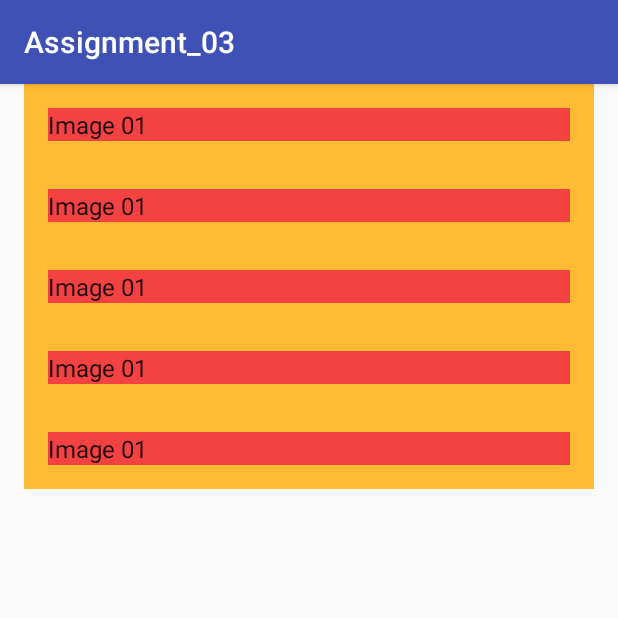
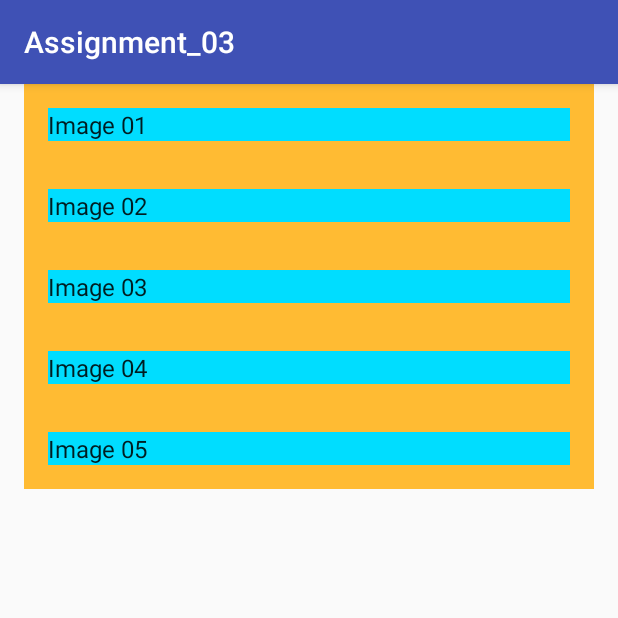
Before and after one commit to mattjmoses/MobileAppDev, an Android app: the screen it shows after launch (ImageListActivity), on a phone screen of 412 x 824 dp, the top half of it. Run offline under Robolectric (Android 15) with nearby library versions, the light colour scheme and no system bars.

Commit message:
String Lib names now working. Yeesh

```diff
--- a/Assignments/Assignment_03/app/src/main/java/com/mattiscool/matt/assignment_03/ImageListActivity.java
+++ b/Assignments/Assignment_03/app/src/main/java/com/mattiscool/matt/assignment_03/ImageListActivity.java
@@ -36,6 +36,7 @@ public class ImageListActivity extends AppCompatActivity {
     String four = "4";
     String five = "5";
     Context context;
+
     /**
      * Whether or not the activity is in two-pane mode, i.e. running on a tablet
      * device.
@@ -119,8 +120,28 @@ public class ImageListActivity extends AppCompatActivity {
             //Here're the buttons..
 //            holder.mIdView.setText(mValues.get(position).id);
 //            holder.mContentView.setText(mValues.get(position).imageName);
-            holder.mContentView.setText(R.string.img_01);
-            holder.mContentView.setBackgroundColor(Color.parseColor("#f44242"));
+           if(mValues.get(position).id.equals("1"))
+           {
+               holder.mContentView.setText(R.string.img_01);
+           }
+            //Background color change.
+//            holder.mContentView.setBackgroundColor(Color.parseColor("#f44242"));
+            else if(mValues.get(position).id.equals("2"))
+            {
+                holder.mContentView.setText(R.string.img_02);
+            }
+           else if(mValues.get(position).id.equals("3"))
+           {
+               holder.mContentView.setText(R.string.img_03);
+           }
+           else if(mValues.get(position).id.equals("4"))
+           {
+               holder.mContentView.setText(R.string.img_04);
+           }
+           else if(mValues.get(position).id.equals("5"))
+           {
+               holder.mContentView.setText(R.string.img_05);
+           }
 
             holder.itemView.setTag(mValues.get(position));
             holder.itemView.setOnClickListener(mOnClickListener);
```
